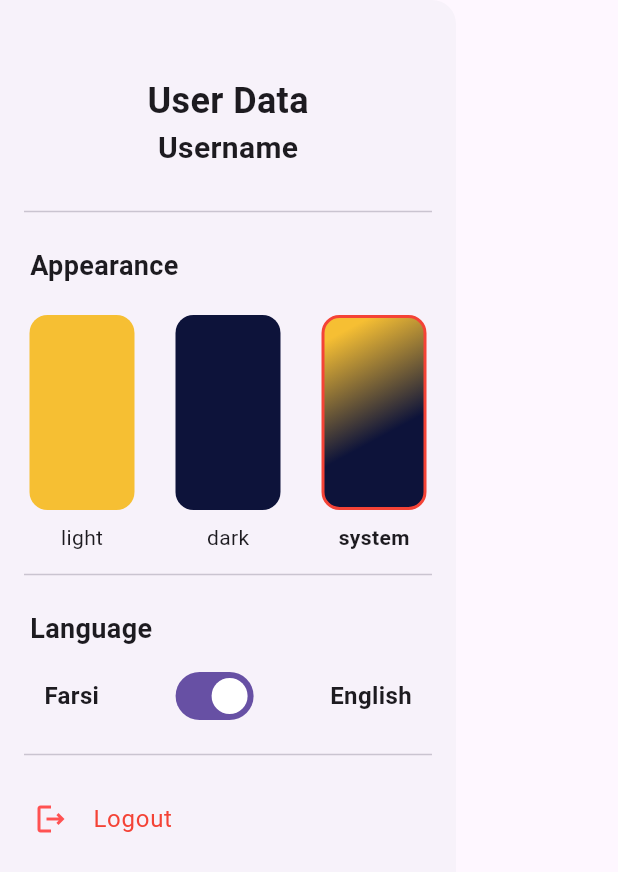
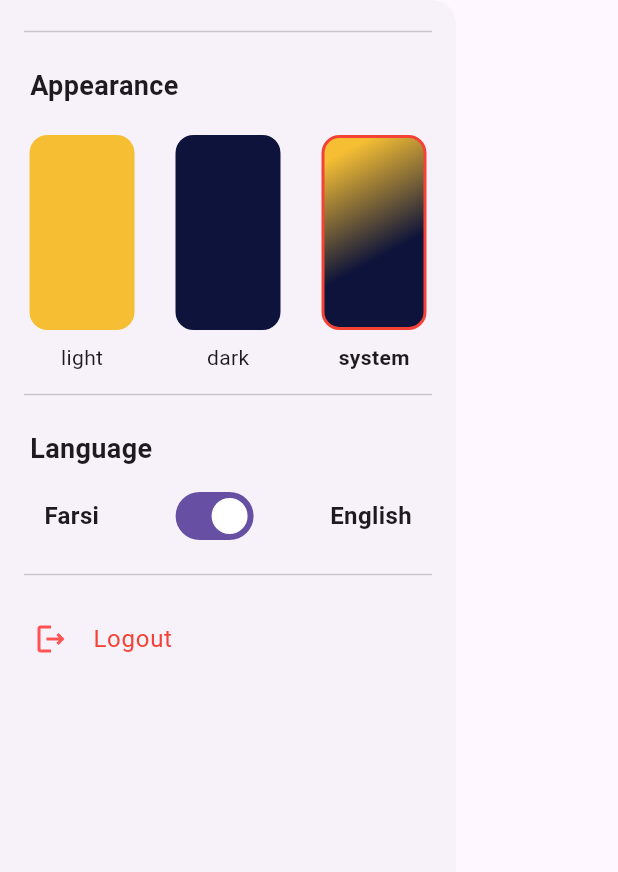
Before and after one commit to rezash76/todo_it, a Flutter app: the CustomDrawer widget shown alone on an empty page, opened directly, on a phone screen of 412 x 824 dp. Shown: the top 872 px of the screen. Run offline on Flutter 3.47's test engine with Material 2 defaults, Android fonts, the light colour scheme and no system bars; our stand-ins replace bloc, dartz, flutter_bloc, get_it, hive, hive_flutter and 1 more; accounts and stored records are empty; generated files the repository leaves out were written again.

Commit message:
getUserData removed from drawer

```diff
--- a/lib/common/feature/drawer/data/datasource/drawer_datasource.dart
+++ b/lib/common/feature/drawer/data/datasource/drawer_datasource.dart
@@ -5,7 +5,6 @@ import 'package:todo_test/common/core/data/model/user_dto.dart';
 import 'package:todo_test/common/constants.dart';
 
 abstract interface class DrawerDatasource {
-  UserDTO getUserData();
   int getTheme();
   Future<int> setTheme(int themeMode);
 }
@@ -15,16 +14,6 @@ base class DrawerDatasourceImpl implements DrawerDatasource {
   final SharedPreferences prefs;
 
   DrawerDatasourceImpl(this.dbProvider, this.prefs);
-
-  @override
-  UserDTO getUserData() {
-    try {
-      return UserDTO.fromDB(dbProvider.get(Constants.user));
-    } on HiveError catch (e) {
-      print(e);
-      throw Exception();
-    }
-  }
 
   @override
   int getTheme() {
--- a/lib/common/feature/drawer/data/repository/drawer_repository_impl.dart
+++ b/lib/common/feature/drawer/data/repository/drawer_repository_impl.dart
@@ -8,16 +8,6 @@ base class DrawerRepositoryImpl implements DrawerRepository {
   final DrawerDatasource datasource;
 
   DrawerRepositoryImpl(this.datasource);
-
-  @override
-  Either<Failure, UserEntity> getUserData() {
-    try {
-      final user = datasource.getUserData();
-      return Right(user);
-    } on Exception {
-      return Left(Failure(message: 'Somthing went wrong'));
-    }
-  }
 
   @override
   Either<Failure, int> getTheme() {
--- a/lib/common/feature/drawer/domain/repository/drawer_repository.dart
+++ b/lib/common/feature/drawer/domain/repository/drawer_repository.dart
@@ -1,9 +1,7 @@
 import 'package:dartz/dartz.dart';
-import 'package:todo_test/common/core/domain/entities/user_entity.dart';
 import 'package:todo_test/common/error/failure.dart';
 
 abstract interface class DrawerRepository {
-  Either<Failure, UserEntity> getUserData();
   Either<Failure, int> getTheme();
   Future<Either<Failure, int>> setTheme(int themeMode);
 }
--- a/lib/common/feature/drawer/domain/usecase/get_user_data_usecase.dart
+++ /dev/null
@@ -1,12 +0,0 @@
-import 'package:dartz/dartz.dart';
-import 'package:todo_test/common/core/domain/entities/user_entity.dart';
-import 'package:todo_test/common/error/failure.dart';
-import 'package:todo_test/common/feature/drawer/domain/repository/drawer_repository.dart';
-
-base class GetUserDataUsecase {
-  DrawerRepository repository;
-
-  GetUserDataUsecase(this.repository);
-
-  Either<Failure, UserEntity> call() => repository.getUserData();
-}
--- a/lib/common/feature/drawer/presentation/bloc/drawer_bloc.dart
+++ b/lib/common/feature/drawer/presentation/bloc/drawer_bloc.dart
@@ -3,33 +3,21 @@ import 'package:flutter/material.dart';
 import 'package:meta/meta.dart';
 import 'package:todo_test/common/core/domain/entities/user_entity.dart';
 import 'package:todo_test/common/feature/drawer/domain/usecase/theme_usecase/get_theme_usecase.dart';
-import 'package:todo_test/common/feature/drawer/domain/usecase/get_user_data_usecase.dart';
 import 'package:todo_test/common/feature/drawer/domain/usecase/theme_usecase/set_theme_usecase.dart';
 
 part 'drawer_event.dart';
 part 'drawer_state.dart';
 
 class DrawerBloc extends Bloc<DrawerEvent, DrawerState> {
-  final GetUserDataUsecase getUserDataUsecase;
   final GetThemeUsecase getThemeUsecase;
   final SetThemeUsecase setThemeUsecase;
 
   DrawerBloc(
-    this.getUserDataUsecase,
     this.getThemeUsecase,
     this.setThemeUsecase,
   ) : super(DrawerInitial()) {
-    on<GetUserDataEvent>(_getUserDataEventHandler);
     on<GetTheme>(_getThemeHandler);
     on<SetTheme>(_setThemeHandler);
-  }
-
-  _getUserDataEventHandler(GetUserDataEvent event, Emitter<DrawerState> emit) {
-    final result = getUserDataUsecase();
-    result.fold(
-      (failure) => emit(DrawerGetUserDataError(failure.message)),
-      (user) => emit(DrawerGetUserDataSuccess(user)),
-    );
   }
 
   _getThemeHandler(GetTheme event, Emitter emit) {
--- a/lib/common/feature/drawer/presentation/bloc/drawer_event.dart
+++ b/lib/common/feature/drawer/presentation/bloc/drawer_event.dart
@@ -2,8 +2,6 @@ part of 'drawer_bloc.dart';
 
 @immutable
 sealed class DrawerEvent {}
-
-class GetUserDataEvent extends DrawerEvent {}
 
 class GetTheme extends DrawerEvent {}
 
--- a/lib/common/feature/drawer/presentation/custom_drawer.dart
+++ b/lib/common/feature/drawer/presentation/custom_drawer.dart
@@ -32,7 +32,6 @@ class _CustomDrawerState extends State<CustomDrawer> {
         });
       }
     });
-    BlocProvider.of<DrawerBloc>(context).add(GetUserDataEvent());
     BlocProvider.of<DrawerBloc>(context).add(GetTheme());
   }
 
@@ -44,10 +43,10 @@ class _CustomDrawerState extends State<CustomDrawer> {
           6,
         ),
         children: [
-          const SizedBox(
-            height: 120,
-            child: MyDrawerHeadet(),
-          ),
+          // const SizedBox(
+          //   height: 120,
+          //   child: MyDrawerHeadet(),
+          // ),
           const Padding(
             padding: EdgeInsets.symmetric(horizontal: 10),
             child: Divider(
--- a/lib/service_locator.dart
+++ b/lib/service_locator.dart
@@ -11,7 +11,6 @@ import 'package:todo_test/common/core/data/hive_model/hive_user.dart';
 import 'package:todo_test/common/feature/drawer/data/datasource/drawer_datasource.dart';
 import 'package:todo_test/common/feature/drawer/data/repository/drawer_repository_impl.dart';
 import 'package:todo_test/common/feature/drawer/domain/repository/drawer_repository.dart';
-import 'package:todo_test/common/feature/drawer/domain/usecase/get_user_data_usecase.dart';
 import 'package:todo_test/common/feature/drawer/domain/usecase/theme_usecase/get_theme_usecase.dart';
 import 'package:todo_test/common/feature/drawer/domain/usecase/theme_usecase/set_theme_usecase.dart';
 import 'package:todo_test/common/feature/drawer/presentation/bloc/drawer_bloc.dart';
@@ -77,12 +76,11 @@ Future<void> init() async {
   sl.registerLazySingleton(() => DeleteTaskUsecase(sl()));
   sl.registerLazySingleton(() => GetThemeUsecase(sl()));
   sl.registerLazySingleton(() => SetThemeUsecase(sl()));
-  sl.registerLazySingleton(() => GetUserDataUsecase(sl()));
 
   // Bloc
   sl.registerFactory(() => SplashBloc(sl()));
   sl.registerFactory(() => LoginBloc(sl(), sl()));
   sl.registerFactory(() => SignupBloc(sl()));
   sl.registerFactory(() => TaskBloc(sl(), sl(), sl(), sl()));
-  sl.registerFactory(() => DrawerBloc(sl(), sl(), sl()));
+  sl.registerFactory(() => DrawerBloc(sl(), sl()));
 }
```
